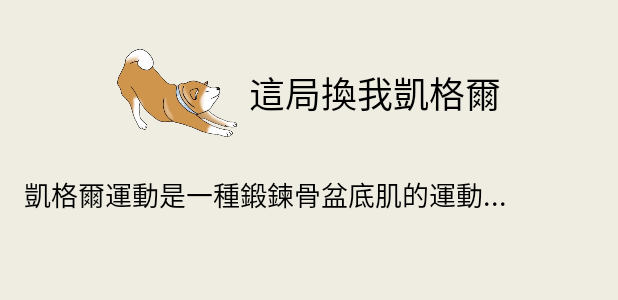
After one commit to 0xingyu0/KegelExercise, an Android app: the layout fragment_home_btn1.xml on its own in the app's theme, with its tools: preview values and no code run, on a phone screen of 412 x 824 dp. The commit adds this screen. Shown: the top 300 px of the screen. Run offline under Robolectric (Android 15) with nearby library versions, the phone set to English and light mode, and no system bars.

Commit message:
5/19 PM 04:51

```diff
--- a/app/src/main/res/layout/fragment_home.xml
+++ b/app/src/main/res/layout/fragment_home.xml
@@ -1,5 +1,6 @@
 <?xml version="1.0" encoding="utf-8"?>
-<androidx.constraintlayout.widget.ConstraintLayout xmlns:android="http://schemas.android.com/apk/res/android"
+<androidx.constraintlayout.widget.ConstraintLayout
+    xmlns:android="http://schemas.android.com/apk/res/android"
     xmlns:app="http://schemas.android.com/apk/res-auto"
     android:layout_width="match_parent"
     android:layout_height="match_parent"
--- /dev/null
+++ b/app/src/main/res/layout/fragment_home_btn1.xml
@@ -0,0 +1,54 @@
+<?xml version="1.0" encoding="utf-8"?>
+<androidx.constraintlayout.widget.ConstraintLayout
+    xmlns:android="http://schemas.android.com/apk/res/android"
+    xmlns:app="http://schemas.android.com/apk/res-auto"
+    android:layout_width="match_parent"
+    android:layout_height="match_parent"
+    android:background="@color/primary">
+
+    <!-- 包裝圖片 + 標題的 LinearLayout -->
+    <LinearLayout
+        android:id="@+id/titleContainer"
+        android:layout_width="wrap_content"
+        android:layout_height="wrap_content"
+        android:orientation="horizontal"
+        android:gravity="center_vertical"
+        android:layout_marginTop="32dp"
+        app:layout_constraintTop_toTopOf="parent"
+        app:layout_constraintStart_toStartOf="parent"
+        app:layout_constraintEnd_toEndOf="parent">
+
+        <!-- 柴犬圖片 -->
+        <ImageView
+            android:id="@+id/dogImage"
+            android:layout_width="80dp"
+            android:layout_height="60dp"
+            android:src="@drawable/dog_stretch" />
+
+        <!-- 標題文字 -->
+        <TextView
+            android:id="@+id/titleText"
+            android:layout_width="wrap_content"
+            android:layout_height="wrap_content"
+            android:layout_marginStart="8dp"
+            android:text="@string/main_title"
+            android:textSize="24sp"
+            android:textColor="#000000"
+            android:fontFamily="@font/custom_font" />
+    </LinearLayout>
+
+    <TextView
+        android:id="@+id/textKegelIntro"
+        android:layout_width="0dp"
+        android:layout_height="wrap_content"
+        android:layout_marginTop="24dp"
+        android:layout_marginStart="16dp"
+        android:layout_marginEnd="16dp"
+        android:text="凱格爾運動是一種鍛鍊骨盆底肌的運動..."
+        android:textSize="18sp"
+        android:textColor="#000000"
+        app:layout_constraintTop_toBottomOf="@id/titleContainer"
+        app:layout_constraintStart_toStartOf="parent"
+        app:layout_constraintEnd_toEndOf="parent"/>
+
+</androidx.constraintlayout.widget.ConstraintLayout>
```
Also changed, not shown: app/src/main/java/com/example/myapplication/MainActivity.kt (+40 -12 lines), app/src/main/java/com/example/myapplication/ui/fragment/FragmentHowToKegel.kt (added, +17 -0 lines), app/src/main/java/com/example/myapplication/ui/fragment/FragmentKegelBenefits.kt (added, +17 -0 lines), app/src/main/java/com/example/myapplication/ui/fragment/FragmentWhatIsKegel.kt (added, +19 -0 lines), app/src/main/java/com/example/myapplication/ui/fragment/HomeFragment.kt (+22 -0 lines), app/src/main/res/layout/fragment_home_btn2.xml (added, +50 -0 lines), app/src/main/res/layout/fragment_home_btn3.xml (added, +50 -0 lines).
